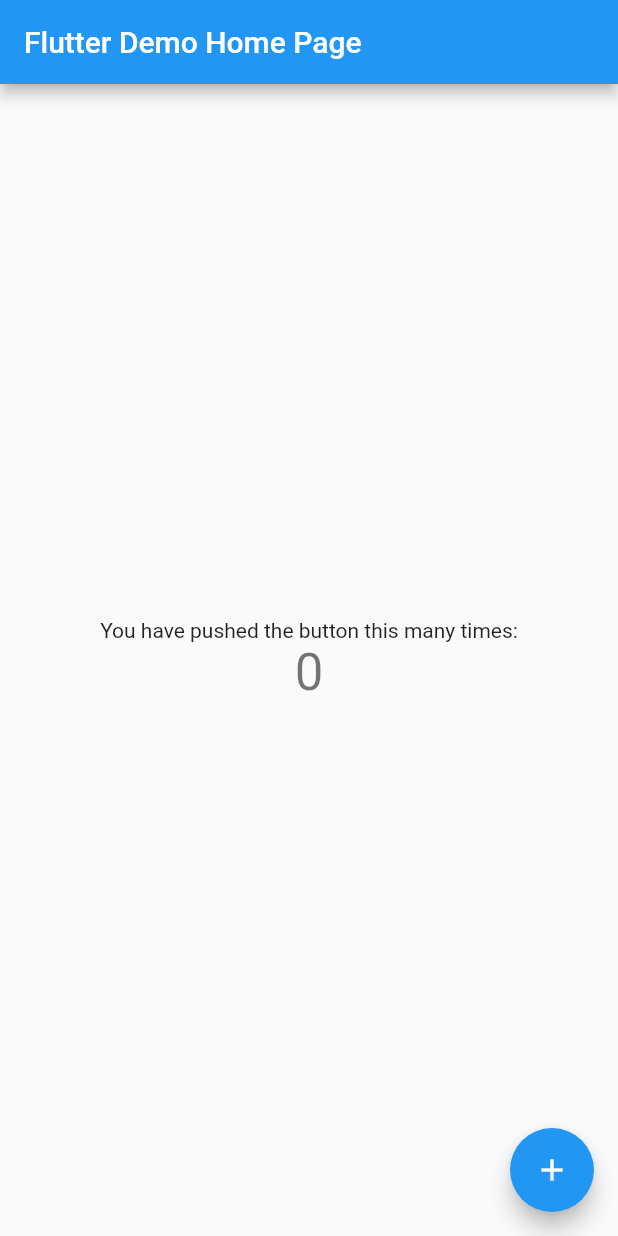
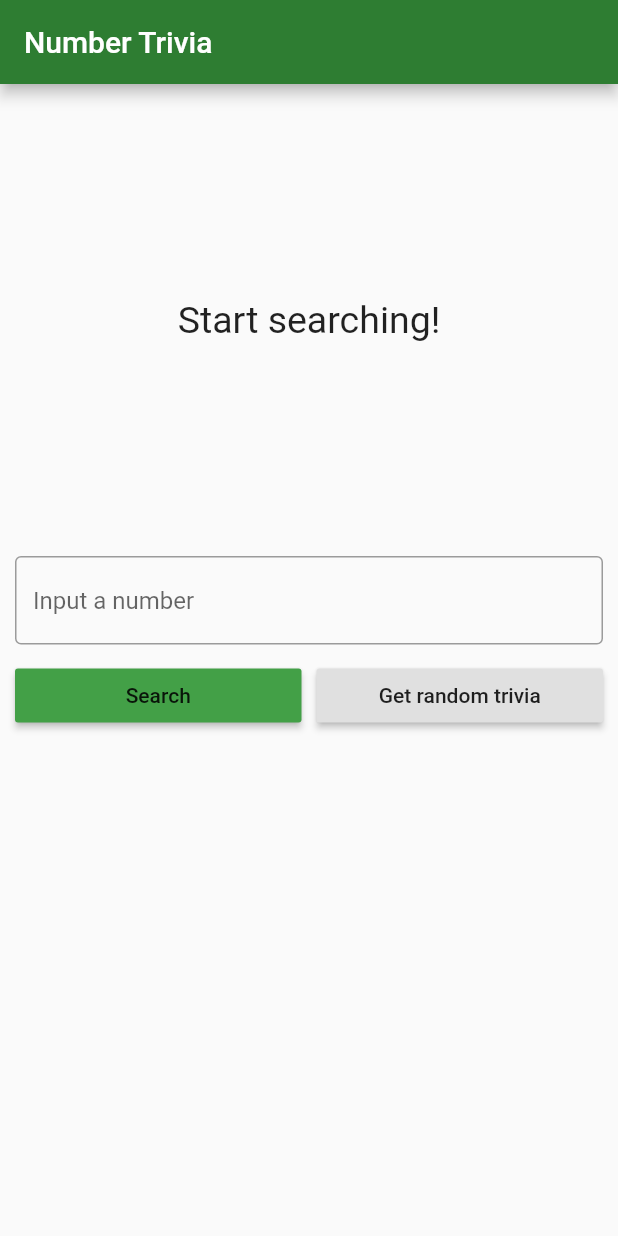
Before and after one commit to john-maluki/clean_achitecture, a Flutter app: the screen it shows after launch, on a phone screen of 412 x 824 dp. Run offline on Flutter 3.47's test engine with Material 2 defaults, Android fonts, the phone set to English and light mode, and no system bars; our stand-ins replace bloc, dartz, data_connection_checker, equatable, flutter_bloc, get_it and 1 more.

Commit message:
Completed presentation layer

```diff
--- a/clean_act/trivia/lib/features/number_trivia/data/datasources/number_trivia_remote_data_source.dart
+++ b/clean_act/trivia/lib/features/number_trivia/data/datasources/number_trivia_remote_data_source.dart
@@ -1,5 +1,4 @@
 import 'dart:convert';
-import 'dart:io';
 
 import 'package:flutter/material.dart';
 import 'package:trivia/core/error/exceptions.dart';
--- /dev/null
+++ b/clean_act/trivia/lib/features/number_trivia/presentation/bloc/number_trivia_bloc.dart
@@ -0,0 +1,88 @@
+import 'dart:async';
+
+import 'package:bloc/bloc.dart';
+import 'package:dartz/dartz.dart';
+import 'package:equatable/equatable.dart';
+import 'package:meta/meta.dart';
+import 'package:trivia/core/error/failures.dart';
+import 'package:trivia/core/util/input_converter.dart';
+import 'package:trivia/features/number_trivia/domain/entities/number_trivia.dart';
+import 'package:trivia/features/number_trivia/domain/usecases/get_concrete_number_trivia.dart';
+import 'package:trivia/features/number_trivia/domain/usecases/get_random_number_trivia.dart';
+
+part 'number_trivia_event.dart';
+part 'number_trivia_state.dart';
+
+const String SERVER_FAILURE_MESSAGE = 'Server Failure';
+const String CACHE_FAILURE_MESSAGE = 'Cache Failure';
+const String INVALID_INPUT_FAILURE_MESSAGE =
+    'Invalid Input - The number must be a positive integer or zero.';
+
+class NumberTriviaBloc extends Bloc<NumberTriviaEvent, NumberTriviaState> {
+  final GetConcreteNumberTrivia getConcreteNumberTrivia;
+  final GetRandomNumberTrivia getRandomNumberTrivia;
+  final InputConverter inputConverter;
+
+  NumberTriviaBloc({
+    @required GetConcreteNumberTrivia concrete,
+    @required GetRandomNumberTrivia random,
+    @required this.inputConverter,
+  })  : assert(concrete != null),
+        assert(random != null),
+        assert(inputConverter != null),
+        getConcreteNumberTrivia = concrete,
+        getRandomNumberTrivia = random;
+
+  @override
+  NumberTriviaState get initialState => Empty();
+
+  @override
+  Stream<NumberTriviaState> mapEventToState(
+    NumberTriviaEvent event,
+  ) async* {
+    if (event is GetTriviaForConcreteNumber) {
+      final inputEither =
+          inputConverter.stringToUnSignInteger(event.numberString);
+
+      yield* inputEither.fold(
+        (failure) async* {
+          yield Error(message: INVALID_INPUT_FAILURE_MESSAGE);
+        },
+        (integer) async* {
+          yield Loading();
+          final failureOrTrivia =
+              await getConcreteNumberTrivia(Params(number: integer));
+          yield* _eitherLoadedOrErrorStae(failureOrTrivia);
+        },
+      );
+    } else if (event is GetTriviaForRandomNumber) {
+      yield Loading();
+      final failureOrTrivia = await getRandomNumberTrivia(NoParams());
+      yield* _eitherLoadedOrErrorStae(failureOrTrivia);
+    }
+  }
+
+  Stream<NumberTriviaState> _eitherLoadedOrErrorStae(
+    Either<Failure, NumberTrivia> failureOrTrivia,
+  ) async* {
+    yield failureOrTrivia.fold(
+      (failure) => Error(message: _mapFailureToMessage(failure)),
+      (trivia) => Loaded(
+        numberTrivia: trivia,
+      ),
+    );
+  }
+
+  String _mapFailureToMessage(Failure failure) {
+    switch (failure.runtimeType) {
+      case ServerFailure:
+        return SERVER_FAILURE_MESSAGE;
+        break;
+      case CacheFailure:
+        return CACHE_FAILURE_MESSAGE;
+        break;
+      default:
+        return 'Unexpected error';
+    }
+  }
+}
--- /dev/null
+++ b/clean_act/trivia/lib/features/number_trivia/presentation/bloc/number_trivia_event.dart
@@ -0,0 +1,15 @@
+part of 'number_trivia_bloc.dart';
+
+@immutable
+abstract class NumberTriviaEvent {
+  NumberTriviaEvent();
+  // @override
+  // List<Object> get props => this.props;
+}
+
+class GetTriviaForConcreteNumber extends NumberTriviaEvent {
+  final String numberString;
+  GetTriviaForConcreteNumber(this.numberString);
+}
+
+class GetTriviaForRandomNumber extends NumberTriviaEvent {}
--- /dev/null
+++ b/clean_act/trivia/lib/features/number_trivia/presentation/bloc/number_trivia_state.dart
@@ -0,0 +1,30 @@
+part of 'number_trivia_bloc.dart';
+
+@immutable
+abstract class NumberTriviaState extends Equatable {
+  NumberTriviaState([List props = const <dynamic>[]]);
+}
+
+class Empty extends NumberTriviaState {
+  @override
+  List<Object> get props => [];
+}
+
+class Loading extends NumberTriviaState {
+  @override
+  List<Object> get props => [];
+}
+
+class Loaded extends NumberTriviaState {
+  final NumberTrivia numberTrivia;
+  Loaded({@required this.numberTrivia});
+  @override
+  List<Object> get props => [numberTrivia];
+}
+
+class Error extends NumberTriviaState {
+  final String message;
+  Error({@required this.message});
+  @override
+  List<Object> get props => [message];
+}
--- /dev/null
+++ b/clean_act/trivia/lib/features/number_trivia/presentation/pages/number_trivia_page.dart
@@ -0,0 +1,64 @@
+import 'package:flutter/material.dart';
+import 'package:flutter/services.dart';
+import 'package:flutter_bloc/flutter_bloc.dart';
+
+import '../../../../injection_container.dart';
+import '../bloc/number_trivia_bloc.dart';
+import '../widgets/widgets.dart';
+
+class NumberTriviaPage extends StatelessWidget {
+  @override
+  Widget build(BuildContext context) {
+    return Scaffold(
+      appBar: AppBar(
+        title: Text('Number Trivia'),
+      ),
+      body: SingleChildScrollView(
+        child: buildBody(context),
+      ),
+    );
+  }
+
+  BlocProvider<NumberTriviaBloc> buildBody(BuildContext context) {
+    return BlocProvider(
+      builder: (_) => sl<NumberTriviaBloc>(),
+      child: Center(
+        child: Padding(
+          padding: const EdgeInsets.all(10.0),
+          child: Column(
+            children: <Widget>[
+              // Top half
+              SizedBox(
+                height: 10,
+              ),
+              BlocBuilder<NumberTriviaBloc, NumberTriviaState>(
+                  // ignore: missing_return
+                  builder: (context, state) {
+                if (state is Empty) {
+                  return MessageDisplay(
+                    message: 'Start searching!',
+                  );
+                } else if (state is Loading) {
+                  return LoadingWidget();
+                } else if (state is Loaded) {
+                  return TriviaDisplay(
+                    numberTrivia: state.numberTrivia,
+                  );
+                } else if (state is Error) {
+                  return MessageDisplay(
+                    message: state.message,
+                  );
+                }
+              }),
+              SizedBox(
+                height: 20,
+              ),
+              // Bottom half
+              TriviaControls(),
+            ],
+          ),
+        ),
+      ),
+    );
+  }
+}
--- /dev/null
+++ b/clean_act/trivia/lib/features/number_trivia/presentation/widgets/message_display.dart
@@ -0,0 +1,26 @@
+import 'package:flutter/material.dart';
+
+class MessageDisplay extends StatelessWidget {
+  final String message;
+  const MessageDisplay({
+    Key key,
+    @required this.message,
+  }) : super(key: key);
+
+  @override
+  Widget build(BuildContext context) {
+    return Container(
+        height: MediaQuery.of(context).size.height / 3,
+        child: Center(
+          child: SingleChildScrollView(
+            child: Text(
+              message,
+              style: TextStyle(
+                fontSize: 25,
+              ),
+              textAlign: TextAlign.center,
+            ),
+          ),
+        ));
+  }
+}
--- /dev/null
+++ b/clean_act/trivia/lib/features/number_trivia/presentation/widgets/trivia_controls.dart
@@ -0,0 +1,74 @@
+import 'package:flutter/material.dart';
+import 'package:flutter_bloc/flutter_bloc.dart';
+
+import '../bloc/number_trivia_bloc.dart';
+
+class TriviaControls extends StatefulWidget {
+  const TriviaControls({
+    Key key,
+  }) : super(key: key);
+
+  @override
+  _TriviaControlsState createState() => _TriviaControlsState();
+}
+
+class _TriviaControlsState extends State<TriviaControls> {
+  final control = TextEditingController();
+  String inputStr;
+  @override
+  Widget build(BuildContext context) {
+    return Column(
+      children: <Widget>[
+        TextField(
+          controller: control,
+          keyboardType: TextInputType.number,
+          decoration: InputDecoration(
+            border: OutlineInputBorder(),
+            hintText: 'Input a number',
+          ),
+          onChanged: (value) {
+            inputStr = value;
+          },
+          onSubmitted: (_) {
+            dispatchConcrete();
+          },
+        ),
+        SizedBox(
+          height: 10,
+        ),
+        Row(
+          children: <Widget>[
+            Expanded(
+              child: RaisedButton(
+                child: Text('Search'),
+                onPressed: dispatchConcrete,
+                color: Theme.of(context).accentColor,
+              ),
+            ),
+            SizedBox(
+              width: 10,
+            ),
+            Expanded(
+              child: RaisedButton(
+                child: Text('Get random trivia'),
+                onPressed: dispatchRandom,
+              ),
+            )
+          ],
+        )
+      ],
+    );
+  }
+
+  void dispatchConcrete() {
+    control.clear();
+    BlocProvider.of<NumberTriviaBloc>(context)
+        .dispatch(GetTriviaForConcreteNumber(inputStr));
+  }
+
+  void dispatchRandom() {
+    control.clear();
+    BlocProvider.of<NumberTriviaBloc>(context)
+        .dispatch(GetTriviaForRandomNumber());
+  }
+}
--- /dev/null
+++ b/clean_act/trivia/lib/features/number_trivia/presentation/widgets/widgets.dart
@@ -0,0 +1,4 @@
+export 'loading_widget.dart';
+export 'trivia_display.dart';
+export 'message_display.dart';
+export 'trivia_controls.dart';
--- a/clean_act/trivia/lib/main.dart
+++ b/clean_act/trivia/lib/main.dart
@@ -1,117 +1,23 @@
 import 'package:flutter/material.dart';
+import 'features/number_trivia/presentation/pages/number_trivia_page.dart';
+import 'injection_container.dart' as di;
 
-void main() {
+void main() async {
+  WidgetsFlutterBinding.ensureInitialized();
+  await di.init();
   runApp(MyApp());
 }
 
 class MyApp extends StatelessWidget {
-  // This widget is the root of your application.
   @override
   Widget build(BuildContext context) {
     return MaterialApp(
-      title: 'Flutter Demo',
+      title: 'Number Trivia',
       theme: ThemeData(
-        // This is the theme of your application.
-        //
-        // Try running your application with "flutter run". You'll see the
-        // application has a blue toolbar. Then, without quitting the app, try
-        // changing the primarySwatch below to Colors.green and then invoke
-        // "hot reload" (press "r" in the console where you ran "flutter run",
-        // or simply save your changes to "hot reload" in a Flutter IDE).
-        // Notice that the counter didn't reset back to zero; the application
-        // is not restarted.
-        primarySwatch: Colors.blue,
-        // This makes the visual density adapt to the platform that you run
-        // the app on. For desktop platforms, the controls will be smaller and
-        // closer together (more dense) than on mobile platforms.
-        visualDensity: VisualDensity.adaptivePlatformDensity,
+        primaryColor: Colors.green.shade800,
+        accentColor: Colors.green.shade600,
       ),
-      home: MyHomePage(title: 'Flutter Demo Home Page'),
+      home: NumberTriviaPage(),
     );
   }
 }
-
-class MyHomePage extends StatefulWidget {
-  MyHomePage({Key key, this.title}) : super(key: key);
-
-  // This widget is the home page of your application. It is stateful, meaning
-  // that it has a State object (defined below) that contains fields that affect
-  // how it looks.
-
-  // This class is the configuration for the state. It holds the values (in this
-  // case the title) provided by the parent (in this case the App widget) and
-  // used by the build method of the State. Fields in a Widget subclass are
-  // always marked "final".
-
-  final String title;
-
-  @override
-  _MyHomePageState createState() => _MyHomePageState();
-}
-
-class _MyHomePageState extends State<MyHomePage> {
-  int _counter = 0;
-
-  void _incrementCounter() {
-    setState(() {
-      // This call to setState tells the Flutter framework that something has
-      // changed in this State, which causes it to rerun the build method below
-      // so that the display can reflect the updated values. If we changed
-      // _counter without calling setState(), then the build method would not be
-      // called again, and so nothing would appear to happen.
-      _counter++;
-    });
-  }
-
-  @override
-  Widget build(BuildContext context) {
-    // This method is rerun every time setState is called, for instance as done
-    // by the _incrementCounter method above.
-    //
-    // The Flutter framework has been optimized to make rerunning build methods
-    // fast, so that you can just rebuild anything that needs updating rather
-    // than having to individually change instances of widgets.
-    return Scaffold(
-      appBar: AppBar(
-        // Here we take the value from the MyHomePage object that was created by
-        // the App.build method, and use it to set our appbar title.
-        title: Text(widget.title),
-      ),
-      body: Center(
-        // Center is a layout widget. It takes a single child and positions it
-        // in the middle of the parent.
-        child: Column(
-          // Column is also a layout widget. It takes a list of children and
-          // arranges them vertically. By default, it sizes itself to fit its
-          // children horizontally, and tries to be as tall as its parent.
-          //
-          // Invoke "debug painting" (press "p" in the console, choose the
-          // "Toggle Debug Paint" action from the Flutter Inspector in Android
-          // Studio, or the "Toggle Debug Paint" command in Visual Studio Code)
-          // to see the wireframe for each widget.
-          //
-          // Column has various properties to control how it sizes itself and
-          // how it positions its children. Here we use mainAxisAlignment to
-          // center the children vertically; the main axis here is the vertical
-          // axis because Columns are vertical (the cross axis would be
-          // horizontal).
-          mainAxisAlignment: MainAxisAlignment.center,
-          children: <Widget>[
-            Text(
-              'You have pushed the button this many times:',
-            ),
-            Text(
-              '$_counter',
-              style: Theme.of(context).textTheme.headline4,
-            ),
-          ],
-        ),
-      ),
-      floatingActionButton: FloatingActionButton(
-        onPressed: _incrementCounter,
-        tooltip: 'Increment',
-        child: Icon(Icons.add),
-      ), // This trailing comma makes auto-formatting nicer for build methods.
-    );
-  }
-}
--- a/clean_act/trivia/pubspec.yaml
+++ b/clean_act/trivia/pubspec.yaml
@@ -29,7 +29,8 @@ dependencies:
   data_connection_checker: ^0.3.4
   http: ^0.12.1
   shared_preferences: ^0.5.8
-  provider: ^4.3.0
+  provider: ^3.0.0
+  flutter_bloc: ^0.21.0
 
   # The following adds the Cupertino Icons font to your application.
   # Use with the CupertinoIcons class for iOS style icons.
```
Also changed, not shown: clean_act/trivia/lib/core/util/input_converter.dart (added, +19 -0 lines), clean_act/trivia/lib/features/number_trivia/presentation/widgets/loading_widget.dart (added, +12 -0 lines), clean_act/trivia/lib/features/number_trivia/presentation/widgets/trivia_display.dart (added, +40 -0 lines), clean_act/trivia/lib/injection_container.dart (added, +73 -0 lines), clean_act/trivia/pubspec.lock, 2 other files.
